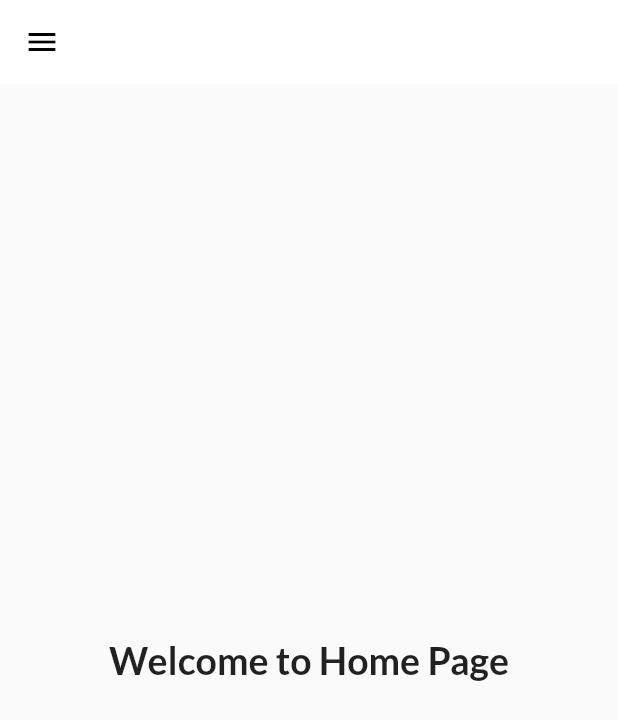
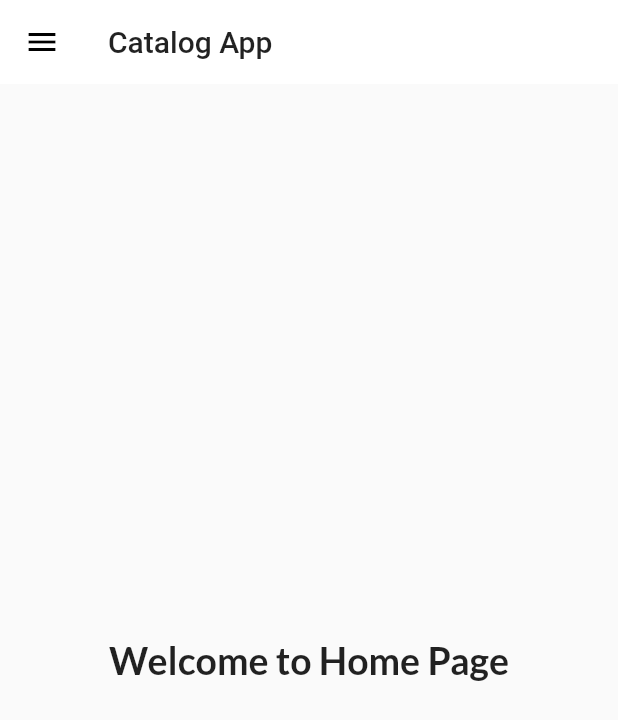
Before and after one commit to myselfdeepdas/FlutterCourse-Repo, a Flutter app: the screen it shows after launch, on a phone screen of 412 x 824 dp. Shown: the top 720 px of the screen. Run offline on Flutter 3.47's test engine with Material 2 defaults, Android fonts, the phone set to English and light mode, and no system bars; our stand-ins replace google_fonts.

Commit message:
Day 10 completed

```diff
--- a/lib/pages/home_page.dart
+++ b/lib/pages/home_page.dart
@@ -11,7 +11,7 @@ class HomePage extends StatelessWidget {
   Widget build(BuildContext context) {
     return Scaffold(
       appBar: AppBar(
-
+       title: Text("Catalog App"),
       ),
       body: Center(
         child: Container(
--- a/lib/widgets/themes.dart
+++ b/lib/widgets/themes.dart
@@ -8,8 +8,7 @@ class MyTheme {
       appBarTheme: AppBarTheme(
         color: Colors.white,
         elevation: 0.0,
-        iconTheme: IconThemeData(color: Colors.black),
-        textTheme: Theme.of(context).textTheme,
+        iconTheme: IconThemeData(color: Colors.black), toolbarTextStyle: Theme.of(context).textTheme.bodyText2, titleTextStyle: Theme.of(context).textTheme.headline6,
       ));
 
       static ThemeData darktheme(BuildContext context) => ThemeData(
```
Also changed, not shown: lib/models/catalog.dart (added, +21 -0 lines).
